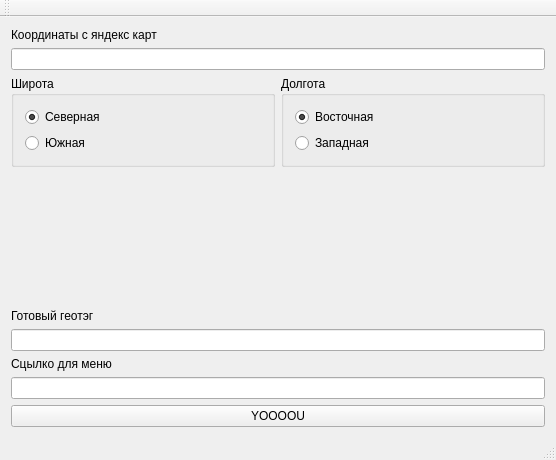
This is mainwindow.ui in s9gf4ult/degree as Qt 5 draws it before an edit. The edited form follows.
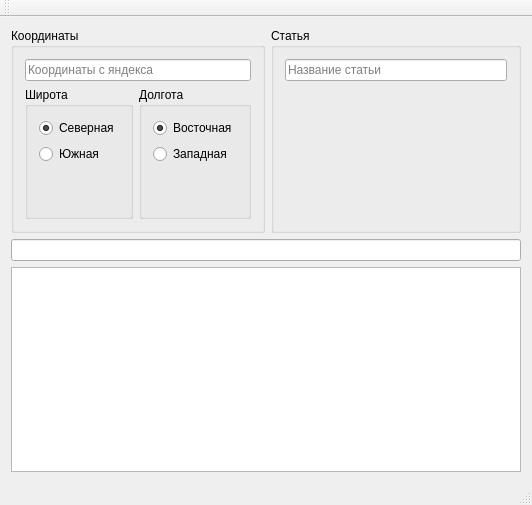
This is the edited form.

Commit message: modified:   mainwindow.cpp 	modified:   mainwindow.ui 	* Interface reworked 	* Article name added

```diff
--- a/mainwindow.ui
+++ b/mainwindow.ui
@@ -6,24 +6,56 @@
    <rect>
     <x>0</x>
     <y>0</y>
-    <width>556</width>
-    <height>460</height>
+    <width>532</width>
+    <height>505</height>
    </rect>
   </property>
   <property name="windowTitle">
    <string>MainWindow</string>
   </property>
   <widget class="QWidget" name="centralWidget">
+   <layout class="QGridLayout" name="gridLayout">
+    <item row="0" column="1">
+     <widget class="QGroupBox" name="groupBox_4">
+      <property name="title">
+       <string>Статья</string>
+      </property>
    <layout class="QVBoxLayout" name="verticalLayout">
     <item>
-     <widget class="QLabel" name="label">
-      <property name="text">
-       <string>Координаты с яндекс карт</string>
+        <widget class="QLineEdit" name="name">
+         <property name="placeholderText">
+          <string>Название статьи</string>
       </property>
      </widget>
     </item>
-    <item alignment="Qt::AlignTop">
-     <widget class="QLineEdit" name="input"/>
+       <item>
+        <spacer name="verticalSpacer_3">
+         <property name="orientation">
+          <enum>Qt::Vertical</enum>
+         </property>
+         <property name="sizeHint" stdset="0">
+          <size>
+           <width>20</width>
+           <height>40</height>
+          </size>
+         </property>
+        </spacer>
+       </item>
+      </layout>
+     </widget>
+    </item>
+    <item row="0" column="0">
+     <widget class="QGroupBox" name="groupBox_3">
+      <property name="title">
+       <string>Координаты</string>
+      </property>
+      <layout class="QVBoxLayout" name="verticalLayout_4">
+       <item>
+        <widget class="QLineEdit" name="input">
+         <property name="placeholderText">
+          <string>Координаты с яндекса</string>
+         </property>
+        </widget>
     </item>
     <item>
      <layout class="QHBoxLayout" name="horizontalLayout">
@@ -50,6 +82,19 @@
            </property>
           </widget>
          </item>
+            <item>
+             <spacer name="verticalSpacer">
+              <property name="orientation">
+               <enum>Qt::Vertical</enum>
+              </property>
+              <property name="sizeHint" stdset="0">
+               <size>
+                <width>20</width>
+                <height>40</height>
+               </size>
+              </property>
+             </spacer>
+            </item>
         </layout>
        </widget>
       </item>
@@ -76,13 +121,8 @@
            </property>
           </widget>
          </item>
-        </layout>
-       </widget>
-      </item>
-     </layout>
-    </item>
     <item>
-     <spacer name="verticalSpacer">
+             <spacer name="verticalSpacer_2">
       <property name="orientation">
        <enum>Qt::Vertical</enum>
       </property>
@@ -94,41 +134,28 @@
       </property>
      </spacer>
     </item>
-    <item>
-     <widget class="QLabel" name="label_2">
-      <property name="text">
-       <string>Готовый геотэг</string>
-      </property>
-     </widget>
-    </item>
-    <item alignment="Qt::AlignTop">
+           </layout>
+          </widget>
+         </item>
+        </layout>
+       </item>
+      </layout>
+     </widget>
+    </item>
+    <item row="2" column="0" colspan="2">
      <widget class="QLineEdit" name="output">
       <property name="readOnly">
        <bool>true</bool>
       </property>
      </widget>
     </item>
-    <item>
-     <widget class="QLabel" name="label_3">
-      <property name="text">
-       <string>Сцылко для меню</string>
-      </property>
-     </widget>
-    </item>
-    <item>
-     <widget class="QLineEdit" name="link">
+    <item row="3" column="0" colspan="2">
+     <widget class="QPlainTextEdit" name="link">
       <property name="readOnly">
        <bool>true</bool>
       </property>
      </widget>
     </item>
-    <item alignment="Qt::AlignBottom">
-     <widget class="QPushButton" name="go">
-      <property name="text">
-       <string>YOOOOU</string>
-      </property>
-     </widget>
-    </item>
    </layout>
   </widget>
   <widget class="QMenuBar" name="menuBar">
```
Left out of the diff: 79 changed lines with no effect on the pictures. Lines whose indentation alone changed are shown as unchanged. The commit also changes 1 other file.
